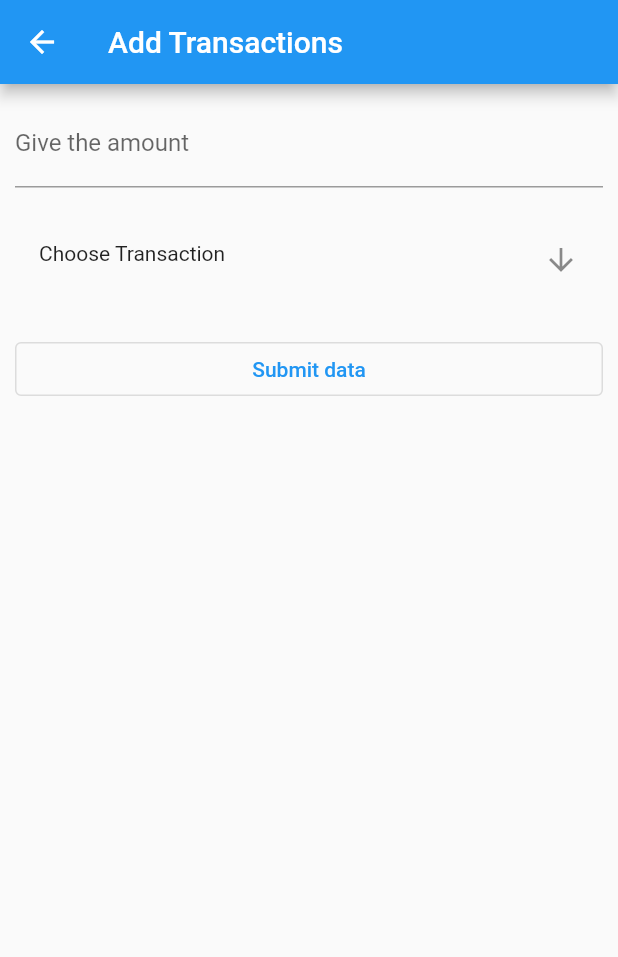
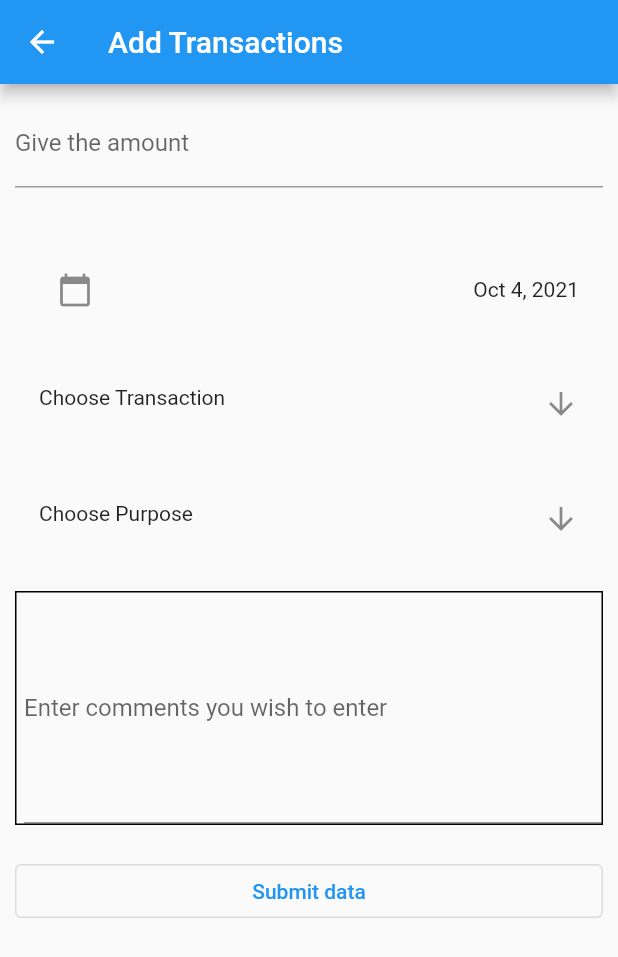
Before and after one commit to ani10sk/ExpenseManager, a Flutter app: the AddTransaction screen opened by its route, on a phone screen of 412 x 824 dp. Shown: the top 957 px of the screen. Run offline on Flutter 3.47's test engine with Material 2 defaults, Android fonts, the light colour scheme and no system bars.

Commit message:
Completed transaction UI

```diff
--- a/lib/main.dart
+++ b/lib/main.dart
@@ -1,6 +1,7 @@
 import 'package:flutter/material.dart';
 import './screens/transactions_page.dart';
 import './screens/add_transaction.dart';
+import './screens/add_expenditure.dart';
 
 void main() {
   runApp(MyApp());
@@ -16,7 +17,10 @@ class MyApp extends StatelessWidget {
         primarySwatch: Colors.blue,
       ),
       home: TransactionsPage(),
-      routes: {AddTransaction.rout: (ctx) => AddTransaction()},
+      routes: {
+        AddTransaction.rout: (ctx) => AddTransaction(),
+        AddExpenditure.rout: (ctx) => AddExpenditure()
+      },
     );
   }
 }
--- a/lib/screens/add_transaction.dart
+++ b/lib/screens/add_transaction.dart
@@ -1,5 +1,6 @@
 import 'package:flutter/material.dart';
 import '../widgets/drop_down_types.dart';
+import 'package:intl/intl.dart';
 
 class AddTransaction extends StatefulWidget {
   static const rout = 'add-transaction';
@@ -8,13 +9,14 @@ class AddTransaction extends StatefulWidget {
 }
 
 class _AddTransactionState extends State<AddTransaction> {
+  DateTime presentdate = DateTime.now();
   var choosetransaction = false;
   var choosepurpose = false;
   final form = GlobalKey<FormState>();
 
   var mapData = {
     'amount': '',
-    'date': '',
+    'date': (DateTime.now()).toIso8601String(),
     'category': '',
     'purpose': '',
     'comment': ''
@@ -24,6 +26,24 @@ class _AddTransactionState extends State<AddTransaction> {
     setState(() {
       mapData['category'] = type;
       choosetransaction = false;
+    });
+  }
+
+  void chooseDatepicker() {
+    showDatePicker(
+            context: context,
+            initialDate: DateTime.now(),
+            firstDate: DateTime(2019),
+            lastDate: DateTime(2100))
+        .then((value) {
+      if (value == null) {
+        return;
+      } else {
+        setState(() {
+          presentdate = value;
+          mapData['date'] = presentdate.toIso8601String();
+        });
+      }
     });
   }
 
@@ -63,6 +83,17 @@ class _AddTransactionState extends State<AddTransaction> {
                 },
               ),
             ),
+            SizedBox(
+              height: 20,
+            ),
+            Padding(
+                padding: EdgeInsets.all(10),
+                child: ListTile(
+                  leading: IconButton(
+                      onPressed: chooseDatepicker,
+                      icon: Icon(Icons.calendar_today)),
+                  trailing: Text(DateFormat.yMMMd().format(presentdate)),
+                )),
             Padding(
               padding: EdgeInsets.all(10),
               child: ListTile(
@@ -86,6 +117,30 @@ class _AddTransactionState extends State<AddTransaction> {
                   ),
             Padding(
               padding: EdgeInsets.all(10),
+              child: ListTile(
+                leading: Text('Choose Purpose'),
+                trailing: Icon(Icons.arrow_downward_sharp),
+              ),
+            ),
+            Padding(
+              padding: EdgeInsets.all(10),
+              child: Container(
+                padding: EdgeInsets.fromLTRB(5, 0, 0, 0),
+                decoration: BoxDecoration(border: Border.all()),
+                child: TextFormField(
+                  textInputAction: TextInputAction.done,
+                  maxLines: 6,
+                  decoration: InputDecoration(
+                    labelText: 'Enter comments you wish to enter',
+                  ),
+                  onSaved: (value) {
+                    mapData['comment'] = value.toString();
+                  },
+                ),
+              ),
+            ),
+            Padding(
+              padding: EdgeInsets.all(10),
               child: OutlinedButton(
                   onPressed: () => savedata(), child: Text('Submit data')),
             )
--- a/lib/screens/app_drawer.dart
+++ b/lib/screens/app_drawer.dart
@@ -1,4 +1,5 @@
 import 'package:flutter/material.dart';
+import './add_expenditure.dart';
 
 class AppDrawer extends StatelessWidget {
   @override
@@ -24,7 +25,7 @@ class AppDrawer extends StatelessWidget {
             trailing: Icon(Icons.arrow_forward_ios_outlined),
           ),
           ListTile(
-            onTap: () {},
+            onTap: () => Navigator.of(context).pushNamed(AddExpenditure.rout),
             title: Text('Add Expenditure Type'),
             trailing: Icon(Icons.arrow_forward_ios_outlined),
           ),
```
Also changed, not shown: lib/screens/add_expenditure.dart (added, +14 -0 lines), lib/screens/add_income_type.dart (added), lib/widgets/drop_down_purposes.dart (added).
